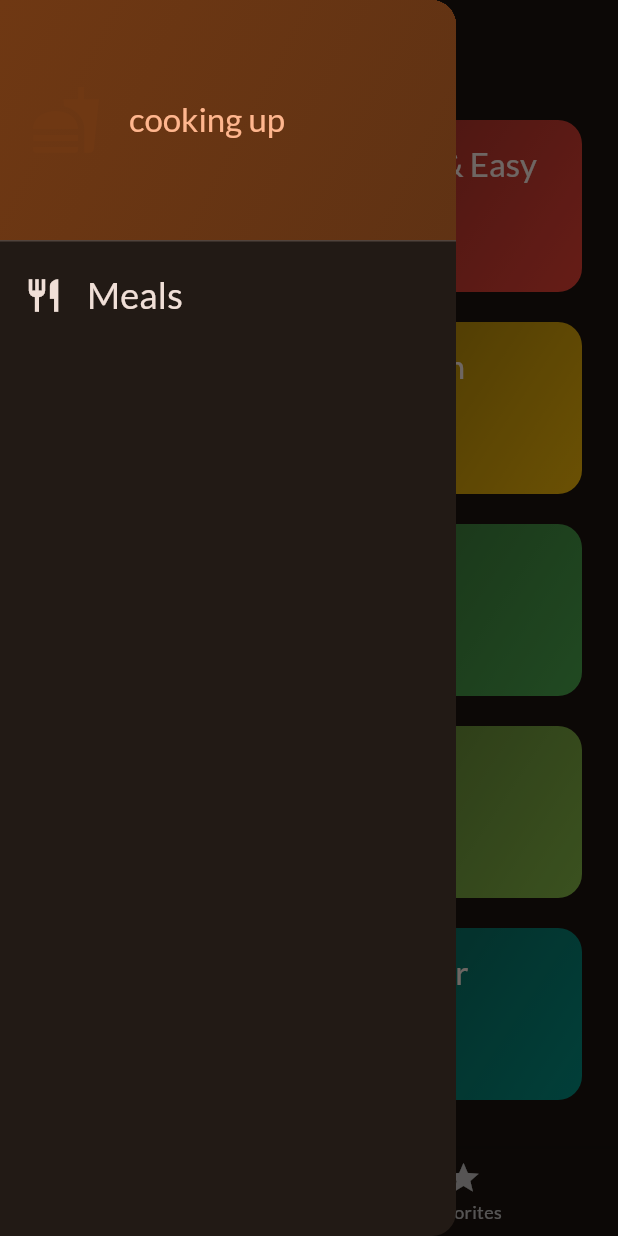
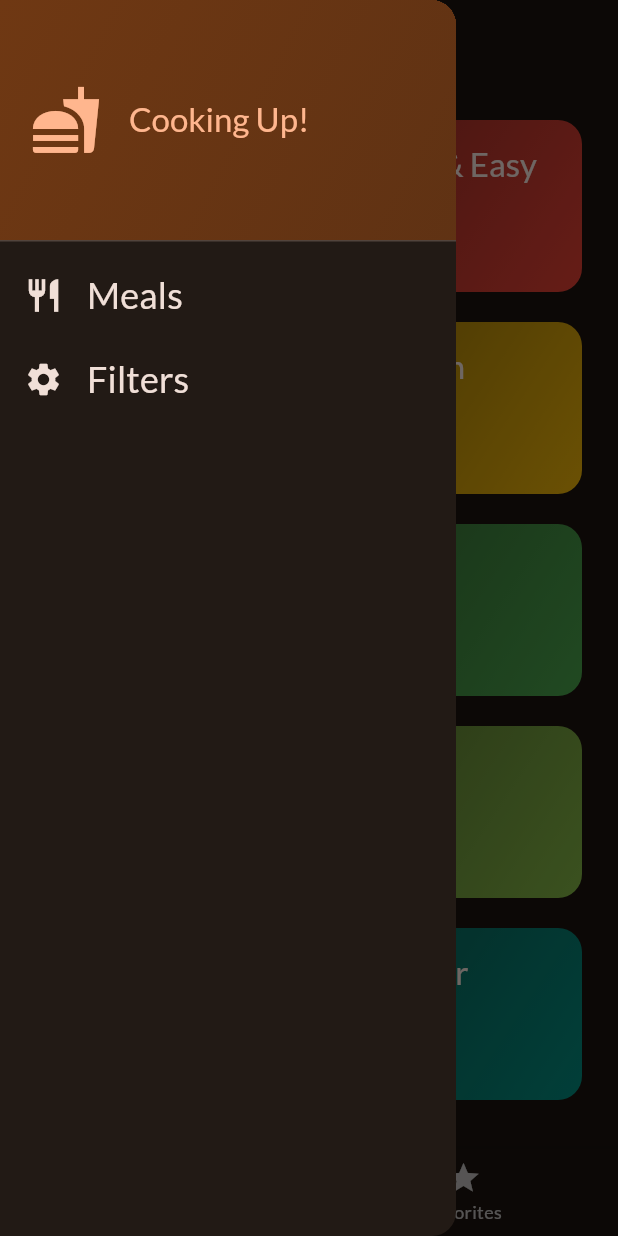
Before and after one commit to marco-sorrentino/meals_flutter_app, a Flutter app: the screen it shows after launch, with the side drawer open, on a phone screen of 412 x 824 dp. Run offline on Flutter 3.47's test engine with Material 2 defaults, Android fonts, the light colour scheme and no system bars; our stand-ins replace google_fonts, transparent_image.

Commit message:
Finished section 8

```diff
--- a/lib/screens/categories.dart
+++ b/lib/screens/categories.dart
@@ -6,12 +6,16 @@ import 'package:meals_flutter_app/widgets/category_grid_item.dart';
 import 'package:meals_flutter_app/models/category.dart';
 
 class CategoriesScreen extends StatelessWidget {
-  const CategoriesScreen({super.key, required this.onToggleFavorite});
+  const CategoriesScreen(
+      {super.key,
+      required this.onToggleFavorite,
+      required this.availableMeals});
 
   final void Function(Meal meal) onToggleFavorite;
+  final List<Meal> availableMeals;
 
   void _selectCategory(BuildContext context, Category category) {
-    final filteredMeals = dummyMeals
+    final filteredMeals = availableMeals
         .where((meal) => meal.categories.contains(category.id))
         .toList();
 
--- a/lib/screens/tabs.dart
+++ b/lib/screens/tabs.dart
@@ -1,9 +1,17 @@
 import 'package:flutter/material.dart';
-
+import 'package:meals_flutter_app/data/dummy_data.dart';
 import 'package:meals_flutter_app/models/meal.dart';
 import 'package:meals_flutter_app/screens/categories.dart';
+import 'package:meals_flutter_app/screens/filters.dart';
 import 'package:meals_flutter_app/screens/meals.dart';
 import 'package:meals_flutter_app/widgets/main_drawer.dart';
+
+const kInitialFilters = {
+  Filter.glutenFree: false,
+  Filter.lactofree: false,
+  Filter.veganFree: false,
+  Filter.vegetarianFree: false,
+};
 
 class TabsScreen extends StatefulWidget {
   const TabsScreen({super.key});
@@ -17,6 +25,7 @@ class TabsScreen extends StatefulWidget {
 class _TabsScreenState extends State<TabsScreen> {
   int _selectedPageIndex = 0;
   final List<Meal> _favoriteMeals = [];
+  Map<Filter, bool> _selectedFilters = kInitialFilters;
 
   void _showInfoMessage(String message) {
     ScaffoldMessenger.of(context).clearSnackBars();
@@ -49,10 +58,43 @@ class _TabsScreenState extends State<TabsScreen> {
     });
   }
 
+  void _setScreen(String indentifier) async {
+    Navigator.of(context).pop();
+    if (indentifier == "filters") {
+      final result = await Navigator.of(context).push<Map<Filter, bool>>(
+        MaterialPageRoute(
+          builder: (ctx) => FilterScreen(currentFilters: _selectedFilters),
+        ),
+      );
+
+      setState(() {
+        _selectedFilters = result ?? kInitialFilters;
+      });
+    }
+  }
+
   @override
   Widget build(BuildContext context) {
+    final availableMeals = dummyMeals.where((meal) {
+      if (_selectedFilters[Filter.glutenFree]! && !meal.isGlutenFree) {
+        return false;
+      }
+      if (_selectedFilters[Filter.lactofree]! && !meal.isLactoseFree) {
+        return false;
+      }
+      if (_selectedFilters[Filter.veganFree]! && !meal.isVegan) {
+        return false;
+      }
+      if (_selectedFilters[Filter.vegetarianFree]! && !meal.isVegetarian) {
+        return false;
+      }
+
+      return true;
+    }).toList();
+
     Widget activePage = CategoriesScreen(
       onToggleFavorite: _toggleMealFavoriteStatus,
+      availableMeals: availableMeals,
     );
     var activePageTitle = 'Categories';
 
@@ -68,7 +110,7 @@ class _TabsScreenState extends State<TabsScreen> {
       appBar: AppBar(
         title: Text(activePageTitle),
       ),
-      drawer: const MainDrawer(),
+      drawer: MainDrawer(onSelectScreen: _setScreen),
       body: activePage,
       bottomNavigationBar: BottomNavigationBar(
         onTap: _selectPage,
--- a/lib/widgets/main_drawer.dart
+++ b/lib/widgets/main_drawer.dart
@@ -1,10 +1,12 @@
 import 'package:flutter/material.dart';
 
 class MainDrawer extends StatelessWidget {
-  const MainDrawer({super.key});
+  const MainDrawer({super.key, required this.onSelectScreen});
+
+  final void Function(String indetifier) onSelectScreen;
 
   @override
-  Widget build(context) {
+  Widget build(BuildContext context) {
     return Drawer(
       child: Column(
         children: [
@@ -28,29 +30,52 @@ class MainDrawer extends StatelessWidget {
                 Icon(
                   Icons.fastfood,
                   size: 48,
-                  color: Theme.of(context).colorScheme.primaryContainer,
+                  color: Theme.of(context).colorScheme.primary,
                 ),
                 const SizedBox(width: 18),
                 Text(
-                  "cooking up",
+                  'Cooking Up!',
                   style: Theme.of(context).textTheme.titleLarge!.copyWith(
                         color: Theme.of(context).colorScheme.primary,
                       ),
-                )
+                ),
               ],
             ),
           ),
           ListTile(
-            leading: Icon(Icons.restaurant,
-                size: 26, color: Theme.of(context).colorScheme.onBackground),
+            leading: Icon(
+              Icons.restaurant,
+              size: 26,
+              color: Theme.of(context).colorScheme.onBackground,
+            ),
             title: Text(
-              "Meals",
+              'Meals',
               style: Theme.of(context).textTheme.titleSmall!.copyWith(
                     color: Theme.of(context).colorScheme.onBackground,
                     fontSize: 24,
                   ),
             ),
-          )
+            onTap: () {
+              onSelectScreen("meals");
+            },
+          ),
+          ListTile(
+            leading: Icon(
+              Icons.settings,
+              size: 26,
+              color: Theme.of(context).colorScheme.onBackground,
+            ),
+            title: Text(
+              'Filters',
+              style: Theme.of(context).textTheme.titleSmall!.copyWith(
+                    color: Theme.of(context).colorScheme.onBackground,
+                    fontSize: 24,
+                  ),
+            ),
+            onTap: () {
+              onSelectScreen("filters");
+            },
+          ),
         ],
       ),
     );
```
Also changed, not shown: lib/screens/filters.dart (added, +112 -0 lines).
